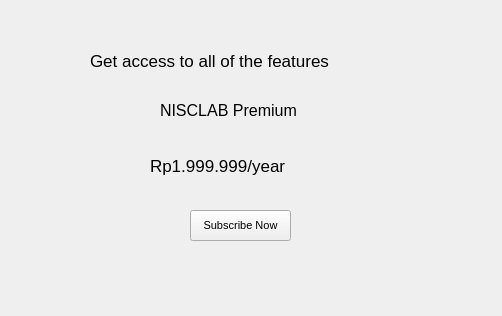
This is coba/subscribe.ui in reinardricky/qtnisclab_login as Qt 5 draws it before an edit. The edited form follows.
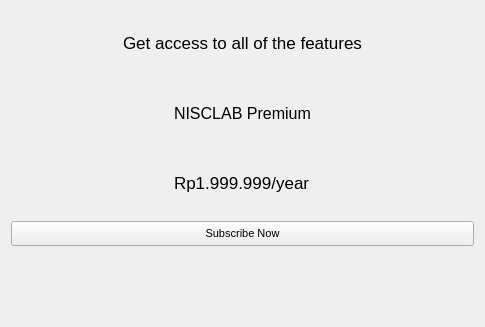
This is the edited form.

The edit to the form file:
```diff
--- a/coba/subscribe.ui
+++ b/coba/subscribe.ui
@@ -6,8 +6,8 @@
    <rect>
     <x>0</x>
     <y>0</y>
-    <width>502</width>
-    <height>316</height>
+    <width>485</width>
+    <height>327</height>
    </rect>
   </property>
   <property name="font">
@@ -18,15 +18,21 @@
   <property name="windowTitle">
    <string>Form</string>
   </property>
+  <layout class="QVBoxLayout" name="verticalLayout">
+   <item alignment="Qt::AlignHCenter">
+    <widget class="QLabel" name="label_5">
+     <property name="font">
+      <font>
+       <pointsize>13</pointsize>
+      </font>
+     </property>
+     <property name="text">
+      <string>Get access to all of the features</string>
+     </property>
+    </widget>
+   </item>
+   <item alignment="Qt::AlignHCenter">
   <widget class="QLabel" name="label">
-   <property name="geometry">
-    <rect>
-     <x>160</x>
-     <y>90</y>
-     <width>181</width>
-     <height>41</height>
-    </rect>
-   </property>
    <property name="font">
     <font>
      <pointsize>12</pointsize>
@@ -36,46 +42,9 @@
     <string>NISCLAB Premium</string>
    </property>
   </widget>
-  <widget class="QLabel" name="label_2">
-   <property name="geometry">
-    <rect>
-     <x>250</x>
-     <y>240</y>
-     <width>55</width>
-     <height>16</height>
-    </rect>
-   </property>
-   <property name="text">
-    <string/>
-   </property>
-  </widget>
-  <widget class="QPushButton" name="pushButton">
-   <property name="geometry">
-    <rect>
-     <x>190</x>
-     <y>210</y>
-     <width>101</width>
-     <height>31</height>
-    </rect>
-   </property>
-   <property name="font">
-    <font>
-     <pointsize>8</pointsize>
-    </font>
-   </property>
-   <property name="text">
-    <string>Subscribe Now</string>
-   </property>
-  </widget>
+   </item>
+   <item alignment="Qt::AlignHCenter|Qt::AlignVCenter">
   <widget class="QLabel" name="label_3">
-   <property name="geometry">
-    <rect>
-     <x>150</x>
-     <y>140</y>
-     <width>191</width>
-     <height>51</height>
-    </rect>
-   </property>
    <property name="palette">
     <palette>
      <active>
@@ -527,15 +496,39 @@
     <string>Rp1.999.999/year</string>
    </property>
   </widget>
+   </item>
+   <item>
+    <widget class="QPushButton" name="pushButton">
+     <property name="sizePolicy">
+      <sizepolicy hsizetype="Ignored" vsizetype="Fixed">
+       <horstretch>0</horstretch>
+       <verstretch>0</verstretch>
+      </sizepolicy>
+     </property>
+     <property name="minimumSize">
+      <size>
+       <width>463</width>
+       <height>0</height>
+      </size>
+     </property>
+     <property name="maximumSize">
+      <size>
+       <width>16777215</width>
+       <height>25</height>
+      </size>
+     </property>
+     <property name="font">
+      <font>
+       <pointsize>8</pointsize>
+      </font>
+     </property>
+     <property name="text">
+      <string>Subscribe Now</string>
+     </property>
+    </widget>
+   </item>
+   <item>
   <widget class="QLabel" name="label_4">
-   <property name="geometry">
-    <rect>
-     <x>170</x>
-     <y>240</y>
-     <width>121</width>
-     <height>41</height>
-    </rect>
-   </property>
    <property name="font">
     <font>
      <pointsize>10</pointsize>
@@ -545,24 +538,8 @@
     <string/>
    </property>
   </widget>
-  <widget class="QLabel" name="label_5">
-   <property name="geometry">
-    <rect>
-     <x>90</x>
-     <y>40</y>
-     <width>331</width>
-     <height>41</height>
-    </rect>
-   </property>
-   <property name="font">
-    <font>
-     <pointsize>13</pointsize>
-    </font>
-   </property>
-   <property name="text">
-    <string>Get access to all of the features</string>
-   </property>
-  </widget>
+   </item>
+  </layout>
  </widget>
  <resources/>
  <connections/>
```
Lines whose indentation alone changed are shown as unchanged.
